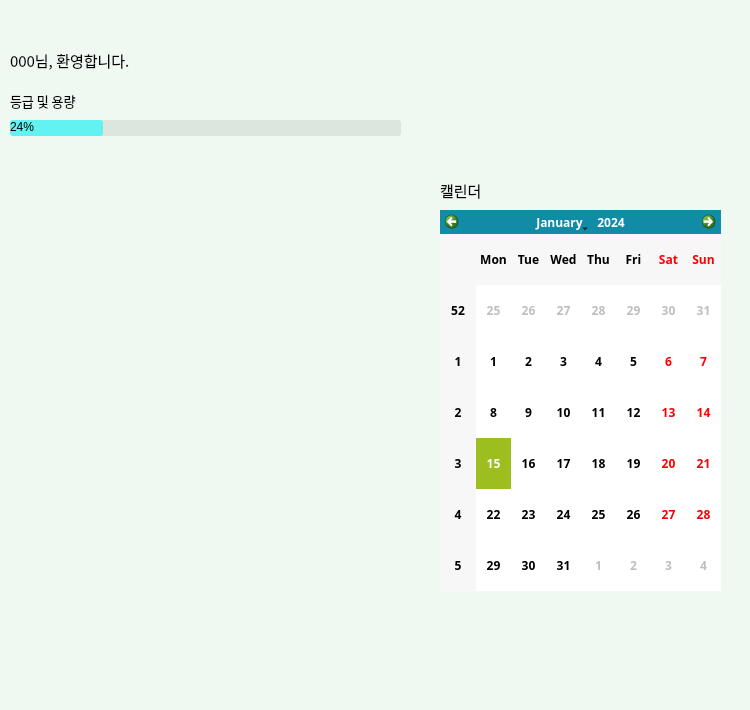
This is YOUNG_CLOUD/client/ui/dialog/home_widget.ui in mycom0216/young-cloud as Qt 5 draws it before an edit. The edited form follows.
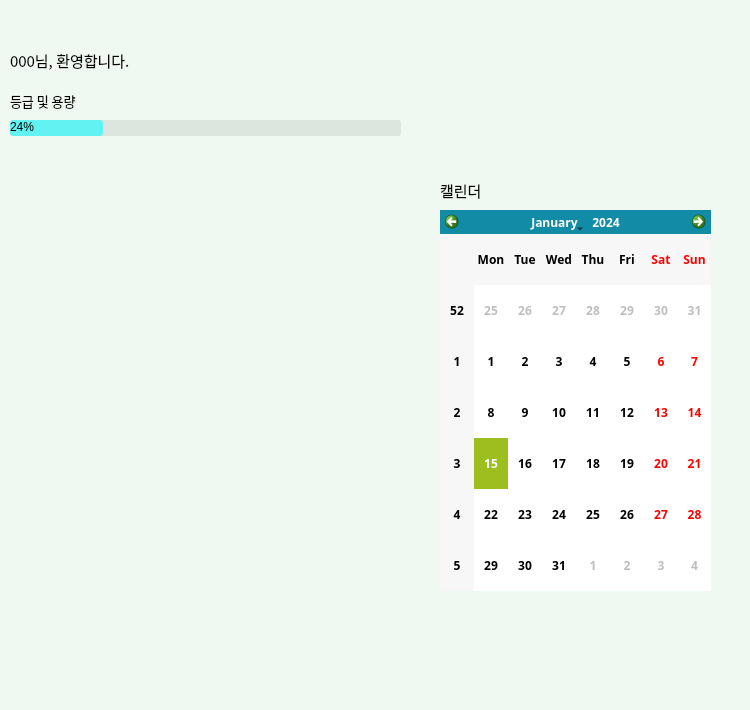
This is the edited form. Icons and pictures are not drawn.

Commit message: 메인화면, ,홈위젯,캘린더위젯 구현

```diff
--- a/YOUNG_CLOUD/client/ui/dialog/home_widget.ui
+++ b/YOUNG_CLOUD/client/ui/dialog/home_widget.ui
@@ -40,7 +40,7 @@
     <rect>
      <x>10</x>
      <y>50</y>
-     <width>141</width>
+     <width>391</width>
      <height>21</height>
     </rect>
    </property>
@@ -83,7 +83,7 @@
     <rect>
      <x>10</x>
      <y>90</y>
-     <width>141</width>
+     <width>381</width>
      <height>21</height>
     </rect>
    </property>
@@ -159,7 +159,7 @@
     <rect>
      <x>440</x>
      <y>210</y>
-     <width>281</width>
+     <width>271</width>
      <height>381</height>
     </rect>
    </property>
```
The commit also changes 6 other files.
